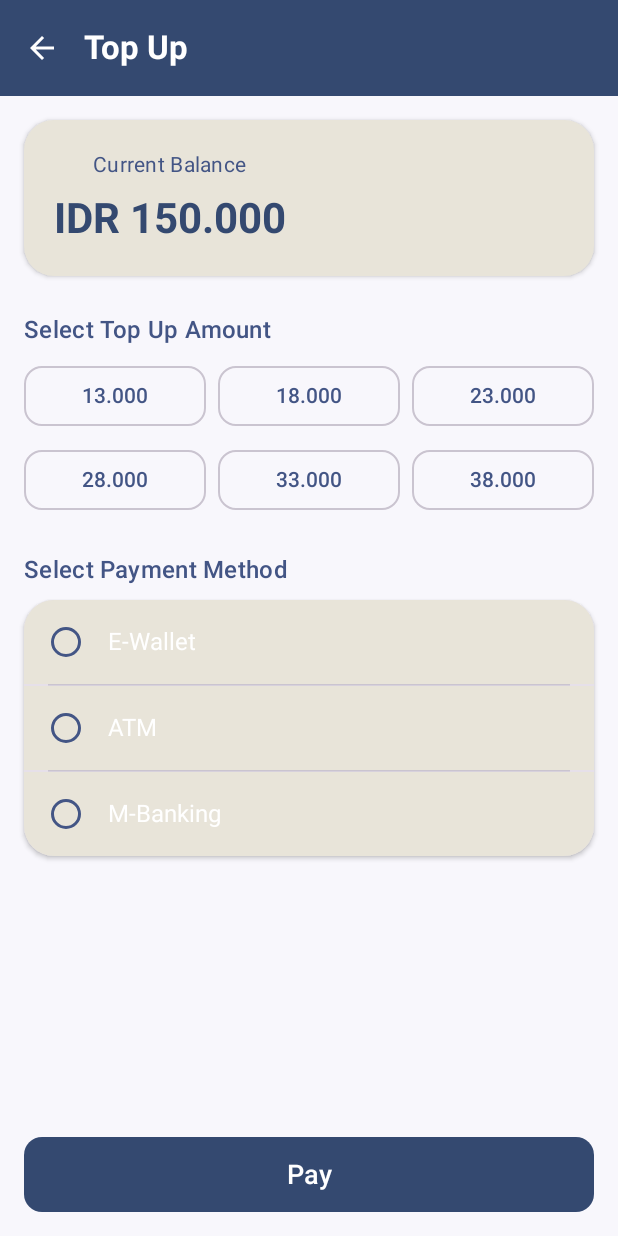
After one commit to frederiksamra/UAS-Pemrograman-Android, an Android app built with Jetpack Compose: the TopUpScreen screen opened through its navigation route, on a phone screen of 412 x 824 dp. The commit adds this screen. Run offline under Robolectric (Android 15) with nearby library versions, the phone set to English and light mode, and no system bars.

Commit message:
topup(done)

```diff
--- a/LaundryGo/app/src/main/java/com/android/laundrygo/navigation/AppNavigationGraph.kt
+++ b/LaundryGo/app/src/main/java/com/android/laundrygo/navigation/AppNavigationGraph.kt
@@ -18,6 +18,7 @@ import com.android.laundrygo.ui.screens.ServiceTypeScreen
 import com.android.laundrygo.ui.screens.ShirtPantsScreen
 import com.android.laundrygo.ui.screens.ShoesScreen
 import com.android.laundrygo.ui.screens.SpecialTreatmentScreen
+import com.android.laundrygo.ui.screens.TopUpScreen
 import com.android.laundrygo.ui.screens.VoucherScreen
 
 @Composable
@@ -78,7 +79,8 @@ fun AppNavigationGraph() {
                 onNavigateToServiceType = { navController.navigate(Screen.ServiceType.route) },
                 onNavigateToLocation = { navController.navigate(Screen.Location.route) },
                 onNavigateToCart = {navController.navigate(Screen.Cart.route)},
-                onNavigateToVoucher = { navController.navigate(Screen.Voucher.route) }
+                onNavigateToVoucher = { navController.navigate(Screen.Voucher.route) },
+                onNavigateToTopUp = { navController.navigate(Screen.TopUp.route) }
                 // Di sini Anda bisa menambahkan parameter navigasi dari dashboard
                 // ke layar lain, contohnya:
                 // onNavigateToProfile = { navController.navigate("profile") }
@@ -141,6 +143,14 @@ fun AppNavigationGraph() {
 
             )
         }
+
+        // Rute untuk TopUp
+        composable(route = Screen.TopUp.route) {
+            TopUpScreen(
+                onBackClick = { navController.navigateUp() }
+            )
+        }
+
         // Rute untuk Cart
         composable(route = Screen.Cart.route) {
             // Membuat instance ViewModel yang terikat pada tujuan navigasi ini
--- a/LaundryGo/app/src/main/java/com/android/laundrygo/navigation/Screen.kt
+++ b/LaundryGo/app/src/main/java/com/android/laundrygo/navigation/Screen.kt
@@ -14,4 +14,5 @@ sealed class Screen(val route: String) {
     data object SpecialTreatment : Screen("special_treatment_screen")
     data object Cart : Screen("cart_screen")
     data object Voucher : Screen("voucher_screen")
+    data object TopUp : Screen("top_up_screen")
 }
--- /dev/null
+++ b/LaundryGo/app/src/main/java/com/android/laundrygo/ui/screens/TopUpScreen.kt
@@ -0,0 +1,359 @@
+package com.android.laundrygo.ui.screens
+
+import androidx.compose.animation.AnimatedVisibility
+import androidx.compose.animation.fadeIn
+import androidx.compose.animation.fadeOut
+import androidx.compose.foundation.background
+import androidx.compose.foundation.layout.*
+import androidx.compose.foundation.lazy.grid.GridCells
+import androidx.compose.foundation.lazy.grid.LazyVerticalGrid
+import androidx.compose.foundation.lazy.grid.items
+import androidx.compose.foundation.selection.selectable
+import androidx.compose.foundation.selection.selectableGroup
+import androidx.compose.foundation.shape.RoundedCornerShape
+import androidx.compose.material.icons.Icons
+import androidx.compose.material.icons.automirrored.filled.ArrowBack
+import androidx.compose.material3.*
+import androidx.compose.runtime.Composable
+import androidx.compose.runtime.collectAsState
+import androidx.compose.runtime.getValue
+import androidx.compose.ui.Alignment
+import androidx.compose.ui.Modifier
+import androidx.compose.ui.graphics.Color
+import androidx.compose.ui.res.colorResource
+import androidx.compose.ui.semantics.Role
+import androidx.compose.ui.text.font.FontWeight
+import androidx.compose.ui.text.style.TextAlign
+import androidx.compose.ui.tooling.preview.Preview
+import androidx.compose.ui.unit.dp
+import androidx.compose.ui.unit.sp
+import androidx.lifecycle.viewmodel.compose.viewModel
+import com.android.laundrygo.viewmodel.TopUpState
+import com.android.laundrygo.viewmodel.TopUpUiState
+import com.android.laundrygo.viewmodel.TopUpViewModel
+import java.text.NumberFormat
+import java.util.Locale
+import com.android.laundrygo.ui.theme.AppPrimaryColor
+import com.android.laundrygo.ui.theme.AppScreenBackground
+import com.android.laundrygo.ui.theme.AppSecondaryColor
+import com.android.laundrygo.ui.theme.AppTextColorOnDark
+import com.android.laundrygo.ui.theme.DarkBlue
+import com.android.laundrygo.ui.theme.DarkBlueText
+
+
+// Fungsi utama yang mengontrol tampilan berdasarkan state
+@Composable
+fun TopUpScreen(
+    onBackClick: () -> Unit,
+    topUpViewModel: TopUpViewModel = viewModel()
+) {
+    val state by topUpViewModel.state.collectAsState()
+
+    Box(modifier = Modifier.fillMaxSize()) {
+        // Tampilan akan berganti dengan animasi fade-in/out
+        AnimatedVisibility(
+            visible = state.uiState is TopUpUiState.Idle,
+            enter = fadeIn(),
+            exit = fadeOut()
+        ) {
+            TopUpContent(
+                state = state,
+                onBackClick = onBackClick,
+                onAmountSelected = { topUpViewModel.selectAmount(it) },
+                onPaymentMethodSelected = { topUpViewModel.selectPaymentMethod(it) },
+                onPayClick = { topUpViewModel.processPayment() }
+            )
+        }
+
+        AnimatedVisibility(
+            visible = state.uiState is TopUpUiState.Processing,
+            enter = fadeIn(),
+            exit = fadeOut()
+        ) {
+            ProcessingScreen()
+        }
+
+        AnimatedVisibility(
+            visible = state.uiState is TopUpUiState.Success,
+            enter = fadeIn(),
+            exit = fadeOut()
+        ) {
+            SuccessScreen(onDoneClick = {
+                topUpViewModel.finishTopUp()
+                onBackClick() // Kembali ke halaman sebelumnya setelah selesai
+            })
+        }
+    }
+}
+
+
+// Composable untuk UI utama pengisian Top Up
+@OptIn(ExperimentalMaterial3Api::class)
+@Composable
+private fun TopUpContent(
+    state: TopUpState,
+    onBackClick: () -> Unit,
+    onAmountSelected: (Long) -> Unit,
+    onPaymentMethodSelected: (String) -> Unit,
+    onPayClick: () -> Unit
+) {
+    Scaffold(
+        topBar = {
+            TopAppBar(
+                title = { Text("Top Up", fontWeight = FontWeight.Bold) },
+                navigationIcon = {
+                    IconButton(onClick = onBackClick) {
+                        Icon(Icons.AutoMirrored.Filled.ArrowBack, "Back")
+                    }
+                }
+            )
+        },
+        // WARNA DISESUAIKAN: Gunakan background yang serasi dengan layar lain
+        containerColor = AppScreenBackground,
+        bottomBar = {
+            Button(
+                onClick = onPayClick,
+                modifier = Modifier
+                    .fillMaxWidth()
+                    .padding(16.dp)
+                    .height(50.dp),
+
+                shape = MaterialTheme.shapes.medium,
+                colors = ButtonDefaults.buttonColors(
+                    containerColor = DarkBlue,
+                    contentColor = Color.White
+                )
+            ){
+
+                Text("Pay", fontSize = 18.sp)
+            }
+        }
+    ) { paddingValues ->
+        Column(
+            modifier = Modifier
+                .fillMaxSize()
+                .padding(paddingValues)
+                .padding(horizontal = 16.dp)
+        ) {
+            Spacer(modifier = Modifier.height(16.dp))
+            BalanceCard(balance = state.currentBalance)
+            Spacer(modifier = Modifier.height(24.dp))
+            NominalSelection(
+                amounts = state.topUpAmounts,
+                selectedAmount = state.selectedAmount,
+                onAmountSelected = onAmountSelected
+            )
+            Spacer(modifier = Modifier.height(24.dp))
+            PaymentMethodSelection(
+                methods = state.paymentMethods,
+                selectedMethod = state.selectedPaymentMethod,
+                onPaymentMethodSelected = onPaymentMethodSelected
+            )
+        }
+    }
+}
+
+
+@Composable
+private fun BalanceCard(balance: Long) {
+    Card(
+        modifier = Modifier.fillMaxWidth(),
+        shape = MaterialTheme.shapes.large,
+        // WARNA DISESUAIKAN: Latar belakang kartu menggunakan surface (biasanya putih/putih gading)
+        colors = CardDefaults.cardColors(containerColor = AppTextColorOnDark),
+        elevation = CardDefaults.cardElevation(defaultElevation = 2.dp)
+    ) {
+        Column(
+            modifier = Modifier.padding(20.dp),
+            horizontalAlignment = Alignment.CenterHorizontally,
+            verticalArrangement = Arrangement.Center
+        ) {
+            Text(
+                text = "Current Balance",
+                style = MaterialTheme.typography.bodyMedium,
+                color = MaterialTheme.colorScheme.onSurfaceVariant
+            )
+            Spacer(modifier = Modifier.height(8.dp))
+            Text(
+                text = formatCurrency(balance),
+                style = MaterialTheme.typography.headlineMedium,
+                fontWeight = FontWeight.Bold,
+                // WARNA DISESUAIKAN: Teks saldo menonjol dengan warna primer
+                color = AppPrimaryColor
+            )
+        }
+    }
+}
+
+@Composable
+private fun NominalSelection(
+    amounts: List<Long>,
+    selectedAmount: Long?,
+    onAmountSelected: (Long) -> Unit
+) {
+    Column {
+        Text(
+            text = "Select Top Up Amount",
+            style = MaterialTheme.typography.titleMedium,
+            fontWeight = FontWeight.SemiBold,
+            modifier = Modifier.padding(bottom = 8.dp)
+        )
+        LazyVerticalGrid(
+            columns = GridCells.Fixed(3),
+            verticalArrangement = Arrangement.spacedBy(8.dp),
+            horizontalArrangement = Arrangement.spacedBy(8.dp)
+        ) {
+            items(amounts) { amount ->
+                val isSelected = amount == selectedAmount
+                OutlinedButton(
+                    onClick = { onAmountSelected(amount) },
+                    shape = MaterialTheme.shapes.medium,
+                    colors = if (isSelected) {
+                        ButtonDefaults.outlinedButtonColors(
+                            containerColor = MaterialTheme.colorScheme.primaryContainer,
+                            contentColor = MaterialTheme.colorScheme.onPrimaryContainer
+                        )
+                    } else {
+                        ButtonDefaults.outlinedButtonColors()
+                    }
+                ) {
+                    Text(text = formatCurrency(amount, true), color = AppSecondaryColor)
+                }
+            }
+        }
+    }
+}
+
+@Composable
+private fun PaymentMethodSelection(
+    methods: List<String>,
+    selectedMethod: String?,
+    onPaymentMethodSelected: (String) -> Unit
+) {
+    Column {
+        Text(
+            text = "Select Payment Method",
+            style = MaterialTheme.typography.titleMedium,
+            fontWeight = FontWeight.SemiBold,
+            modifier = Modifier.padding(bottom = 8.dp)
+        )
+        Card(
+            modifier = Modifier.fillMaxWidth(),
+            shape = MaterialTheme.shapes.large,
+            elevation = CardDefaults.cardElevation(defaultElevation = 2.dp)
+        ) {
+            Column(Modifier.selectableGroup()) {
+                methods.forEachIndexed { index, method ->
+                    Row(
+                        modifier = Modifier
+                            .fillMaxWidth()
+                            .height(56.dp)
+                            .background(AppTextColorOnDark)
+                            .selectable(
+                                selected = (method == selectedMethod),
+                                onClick = { onPaymentMethodSelected(method) },
+                                role = Role.RadioButton
+                            )
+                            .padding(horizontal = 16.dp),
+                        verticalAlignment = Alignment.CenterVertically
+                    ) {
+                        RadioButton(
+                            selected = (method == selectedMethod),
+                            onClick = null // null recommended for accessibility with selectable
+                        )
+                        Text(
+                            text = method,
+                            style = MaterialTheme.typography.bodyLarge,
+                            modifier = Modifier.padding(start = 16.dp)
+                        )
+                    }
+                    if (index < methods.lastIndex) {
+                        HorizontalDivider(modifier = Modifier.padding(horizontal = 16.dp))
+                    }
+                }
+            }
+        }
+    }
+}
+
+
+// --- Layar Tambahan (Processing & Success) ---
+
+@Composable
+private fun ProcessingScreen() {
+    Box(
+        modifier = Modifier
+            .fillMaxSize()
+            // WARNA DISESUAIKAN: Gunakan warna sekunder yang lebih gelap
+            .background(AppSecondaryColor),
+        contentAlignment = Alignment.Center
+    ) {
+        Column(horizontalAlignment = Alignment.CenterHorizontally) {
+            CircularProgressIndicator(color = Color.White)
+            Spacer(modifier = Modifier.height(24.dp))
+            Text("Processing Payment", fontSize = 24.sp, fontWeight = FontWeight.Bold, color = Color.White)
+            Text("Please wait a moment...", fontSize = 16.sp, color = Color.White.copy(alpha = 0.8f))
+        }
+    }
+}
+
+@Composable
+private fun SuccessScreen(onDoneClick: () -> Unit) {
+    Box(
+        modifier = Modifier
+            .fillMaxSize()
+            // WARNA DISESUAIKAN: Gunakan warna primer untuk nuansa yang positif
+            .background(AppPrimaryColor),
+        contentAlignment = Alignment.Center
+    ) {
+        Column(horizontalAlignment = Alignment.CenterHorizontally, modifier = Modifier.padding(24.dp)) {
+            Text("✅", fontSize = 80.sp)
+            Spacer(modifier = Modifier.height(16.dp))
+            Text(
+                "Top Up Successful",
+                fontSize = 28.sp,
+                fontWeight = FontWeight.Bold,
+                color = Color.White,
+                textAlign = TextAlign.Center
+            )
+            Spacer(modifier = Modifier.height(32.dp))
+            Button(
+                onClick = onDoneClick,
+                modifier = Modifier
+                    .fillMaxWidth(0.6f)
+                    .height(52.dp),
+                shape = RoundedCornerShape(50),
+                // WARNA DISESUAIKAN: Tombol dengan warna kontras
+                colors = ButtonDefaults.buttonColors(
+                    containerColor = AppScreenBackground,
+                    contentColor = AppPrimaryColor
+                )
+            ) {
+                Text("Done", fontSize = 18.sp, fontWeight = FontWeight.Bold)
+            }
+        }
+    }
+}
+// --- Fungsi utilitas ---
+private fun formatCurrency(amount: Long, short: Boolean = false): String {
+    val format = NumberFormat.getCurrencyInstance(Locale("in", "ID"))
+    format.maximumFractionDigits = 0
+    val formatted = format.format(amount).replace("Rp", "IDR ")
+    return if (short) {
+        formatted.replace(",000", "K").replace("IDR ", "")
+    } else {
+        formatted
+    }
+}
+
+@Preview(showBackground = true)
+@Composable
+private fun TopUpScreenPreview() {
+    TopUpContent(
+        state = TopUpState(),
+        onBackClick = {},
+        onAmountSelected = {},
+        onPaymentMethodSelected = {},
+        onPayClick = {}
+    )
+}
--- a/LaundryGo/app/src/main/java/com/android/laundrygo/ui/theme/Color.kt
+++ b/LaundryGo/app/src/main/java/com/android/laundrygo/ui/theme/Color.kt
@@ -10,3 +10,15 @@ val White = Color(0xFFFFFFFF)
 val BlackText = Color(0xFF000000)
 val Grey = Color(0xFFE1E1E1)
 val RedError = Color(0xFFB00020)
+
+// Warna Primer untuk Aksi Utama (Tombol, Teks Penting)
+val AppPrimaryColor = Color(0xFF344970)
+
+// Warna Sekunder untuk Latar Belakang Gelap atau Area Promo
+val AppSecondaryColor = Color(0xFF435585)
+
+// Warna Teks di atas Latar Belakang Gelap
+val AppTextColorOnDark = Color(0xFFE8E4D9)
+
+// Warna Latar Belakang Utama untuk Semua Layar
+val AppScreenBackground = Color(0xFFF8F7FC)
--- /dev/null
+++ b/LaundryGo/app/src/main/java/com/android/laundrygo/viewmodel/TopUpViewModel.kt
@@ -0,0 +1,64 @@
+package com.android.laundrygo.viewmodel
+
+import androidx.lifecycle.ViewModel
+import androidx.lifecycle.viewModelScope
+import kotlinx.coroutines.delay
+import kotlinx.coroutines.flow.MutableStateFlow
+import kotlinx.coroutines.flow.asStateFlow
+import kotlinx.coroutines.flow.update
+import kotlinx.coroutines.launch
+
+// Merepresentasikan tiga kondisi UI yang berbeda
+sealed class TopUpUiState {
+    object Idle : TopUpUiState()
+    object Processing : TopUpUiState()
+    object Success : TopUpUiState()
+}
+
+data class TopUpState(
+    val currentBalance: Long = 150000,
+    val topUpAmounts: List<Long> = listOf(13000, 18000, 23000, 28000, 33000, 38000),
+    val paymentMethods: List<String> = listOf("E-Wallet", "ATM", "M-Banking"),
+    val selectedAmount: Long? = null,
+    val selectedPaymentMethod: String? = null,
+    val uiState: TopUpUiState = TopUpUiState.Idle
+)
+
+class TopUpViewModel : ViewModel() {
+
+    private val _state = MutableStateFlow(TopUpState())
+    val state = _state.asStateFlow()
+
+    fun selectAmount(amount: Long) {
+        _state.update { it.copy(selectedAmount = amount) }
+    }
+
+    fun selectPaymentMethod(method: String) {
+        _state.update { it.copy(selectedPaymentMethod = method) }
+    }
+
+    fun processPayment() {
+        viewModelScope.launch {
+            // Ganti state ke Processing
+            _state.update { it.copy(uiState = TopUpUiState.Processing) }
+
+            // Simulasi proses pembayaran
+            delay(3000)
+
+            // Ganti state ke Success
+            val newBalance = _state.value.currentBalance + (_state.value.selectedAmount ?: 0)
+            _state.update { it.copy(uiState = TopUpUiState.Success, currentBalance = newBalance) }
+        }
+    }
+
+    fun finishTopUp() {
+        // Kembali ke state awal setelah selesai
+        _state.update {
+            it.copy(
+                uiState = TopUpUiState.Idle,
+                selectedAmount = null,
+                selectedPaymentMethod = null
+            )
+        }
+    }
+}
```
Also changed, not shown: LaundryGo/app/src/main/java/com/android/laundrygo/ui/screens/DashboardScreen.kt (+17 -12 lines), LaundryGo/app/src/main/java/com/android/laundrygo/ui/screens/VoucherScreen.kt (+52 -27 lines), LaundryGo/app/src/main/java/com/android/laundrygo/viewmodel/VoucherViewModel.kt (added, +77 -0 lines).
